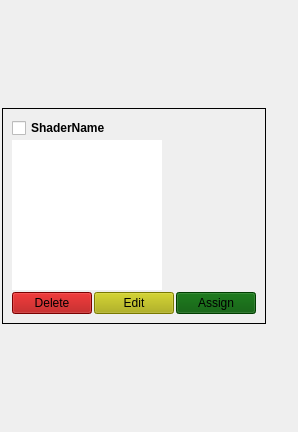
First picture: the form in shading/shaderLibrary/shader.ui, repository skarone/PipeL, before the edit.
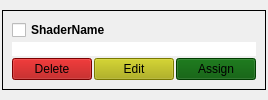
Second picture: the form after the edit.

Commit message: finished shader Library, added check reads in nuke

```diff
--- a/shading/shaderLibrary/shader.ui
+++ b/shading/shaderLibrary/shader.ui
@@ -2,13 +2,11 @@
 <ui version="4.0">
  <class>Form</class>
  <widget class="QWidget" name="Form">
-  <property name="geometry">
-   <rect>
-    <x>0</x>
-    <y>0</y>
-    <width>298</width>
-    <height>432</height>
-   </rect>
+  <property name="sizePolicy">
+   <sizepolicy hsizetype="Fixed" vsizetype="Fixed">
+    <horstretch>0</horstretch>
+    <verstretch>0</verstretch>
+   </sizepolicy>
   </property>
   <property name="windowTitle">
    <string>Form</string>
@@ -25,6 +23,12 @@
    </property>
    <item>
     <widget class="QFrame" name="sdf">
+     <property name="sizePolicy">
+      <sizepolicy hsizetype="Fixed" vsizetype="Fixed">
+       <horstretch>0</horstretch>
+       <verstretch>0</verstretch>
+      </sizepolicy>
+     </property>
      <property name="maximumSize">
       <size>
        <width>200</width>
@@ -78,18 +82,6 @@
       </item>
       <item>
        <widget class="QLabel" name="imageShader_img">
-        <property name="minimumSize">
-         <size>
-          <width>150</width>
-          <height>150</height>
-         </size>
-        </property>
-        <property name="maximumSize">
-         <size>
-          <width>150</width>
-          <height>150</height>
-         </size>
-        </property>
         <property name="styleSheet">
          <string notr="true">background-color: rgb(255, 255, 255);</string>
         </property>
```
Left out of the diff: 6 changed lines with no effect on the pictures. The commit also changes 19 other files.
